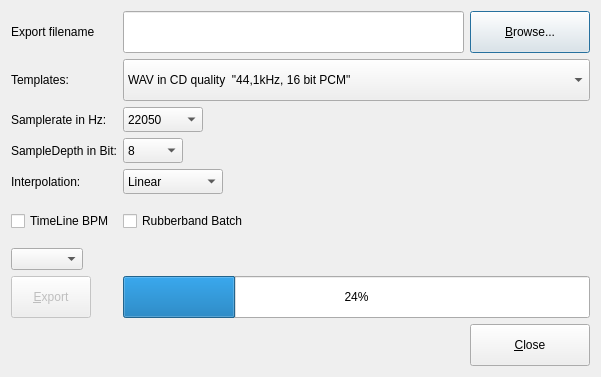
Qt form src/gui/src/UI/ExportSongDialog_UI.ui (hydrogen-music/hydrogen) before a commit.
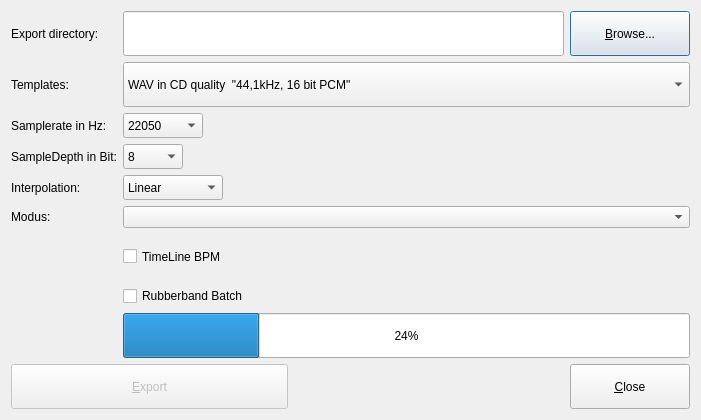
The same form after that commit.

Commit message: Export dialog: Small changes to the user interface

```diff
--- a/src/gui/src/UI/ExportSongDialog_UI.ui
+++ b/src/gui/src/UI/ExportSongDialog_UI.ui
@@ -9,8 +9,8 @@
    <rect>
     <x>0</x>
     <y>0</y>
-    <width>601</width>
-    <height>377</height>
+    <width>701</width>
+    <height>420</height>
    </rect>
   </property>
   <property name="sizePolicy">
@@ -57,7 +57,7 @@
           </sizepolicy>
          </property>
          <property name="text">
-          <string>Export filename</string>
+          <string>Export directory:</string>
          </property>
         </widget>
        </item>
@@ -103,7 +103,7 @@
          </item>
         </layout>
        </item>
-       <item row="3" column="0">
+       <item row="2" column="0">
         <widget class="QLabel" name="templateLabel">
          <property name="sizePolicy">
           <sizepolicy hsizetype="Expanding" vsizetype="Expanding">
@@ -116,7 +116,7 @@
          </property>
         </widget>
        </item>
-       <item row="3" column="1">
+       <item row="2" column="1">
         <widget class="QComboBox" name="templateCombo">
          <property name="sizePolicy">
           <sizepolicy hsizetype="Expanding" vsizetype="Expanding">
@@ -176,7 +176,7 @@
          </item>
         </widget>
        </item>
-       <item row="4" column="0">
+       <item row="3" column="0">
         <widget class="QLabel" name="sampleRateLable">
          <property name="sizePolicy">
           <sizepolicy hsizetype="Expanding" vsizetype="Expanding">
@@ -189,7 +189,7 @@
          </property>
         </widget>
        </item>
-       <item row="4" column="1">
+       <item row="3" column="1">
         <widget class="QComboBox" name="sampleRateCombo">
          <property name="sizePolicy">
           <sizepolicy hsizetype="Expanding" vsizetype="Expanding">
@@ -235,7 +235,7 @@
          </item>
         </widget>
        </item>
-       <item row="5" column="0">
+       <item row="4" column="0">
         <widget class="QLabel" name="sampleDepthLable">
          <property name="sizePolicy">
           <sizepolicy hsizetype="Expanding" vsizetype="Expanding">
@@ -248,7 +248,7 @@
          </property>
         </widget>
        </item>
-       <item row="5" column="1">
+       <item row="4" column="1">
         <widget class="QComboBox" name="sampleDepthCombo">
          <property name="sizePolicy">
           <sizepolicy hsizetype="Expanding" vsizetype="Expanding">
@@ -284,7 +284,7 @@
          </item>
         </widget>
        </item>
-       <item row="7" column="0">
+       <item row="6" column="0">
         <widget class="QLabel" name="resapelingLbl">
          <property name="sizePolicy">
           <sizepolicy hsizetype="Expanding" vsizetype="Expanding">
@@ -309,7 +309,7 @@
          </property>
         </widget>
        </item>
-       <item row="7" column="1">
+       <item row="6" column="1">
         <widget class="QComboBox" name="resampleComboBox">
          <property name="sizePolicy">
           <sizepolicy hsizetype="Expanding" vsizetype="Expanding">
@@ -353,7 +353,24 @@
          </item>
         </widget>
        </item>
-       <item row="12" column="0">
+       <item row="8" column="0">
+        <widget class="QLabel" name="label_2">
+         <property name="text">
+          <string>Modus:</string>
+         </property>
+        </widget>
+       </item>
+       <item row="8" column="1">
+        <widget class="QComboBox" name="exportTypeCombo">
+         <property name="sizePolicy">
+          <sizepolicy hsizetype="Expanding" vsizetype="Fixed">
+           <horstretch>0</horstretch>
+           <verstretch>0</verstretch>
+          </sizepolicy>
+         </property>
+        </widget>
+       </item>
+       <item row="11" column="1">
         <widget class="QCheckBox" name="toggleTimeLineBPMCheckBox">
          <property name="sizePolicy">
           <sizepolicy hsizetype="Expanding" vsizetype="Expanding">
@@ -371,12 +388,21 @@
        </item>
        <item row="12" column="1">
         <widget class="QCheckBox" name="toggleRubberbandCheckBox">
+         <property name="enabled">
+          <bool>true</bool>
+         </property>
          <property name="sizePolicy">
           <sizepolicy hsizetype="Expanding" vsizetype="Expanding">
            <horstretch>0</horstretch>
            <verstretch>0</verstretch>
           </sizepolicy>
          </property>
+         <property name="maximumSize">
+          <size>
+           <width>16777215</width>
+           <height>22</height>
+          </size>
+         </property>
          <property name="toolTip">
           <string>Enable use of rubberband's batch processor</string>
          </property>
@@ -385,42 +411,7 @@
          </property>
         </widget>
        </item>
-       <item row="13" column="0">
-        <widget class="QComboBox" name="exportTypeCombo">
-         <property name="sizePolicy">
-          <sizepolicy hsizetype="Expanding" vsizetype="Fixed">
-           <horstretch>0</horstretch>
-           <verstretch>0</verstretch>
-          </sizepolicy>
-         </property>
-        </widget>
-       </item>
-       <item row="15" column="0">
-        <widget class="QPushButton" name="okBtn">
-         <property name="enabled">
-          <bool>false</bool>
-         </property>
-         <property name="sizePolicy">
-          <sizepolicy hsizetype="Expanding" vsizetype="Expanding">
-           <horstretch>0</horstretch>
-           <verstretch>0</verstretch>
-          </sizepolicy>
-         </property>
-         <property name="minimumSize">
-          <size>
-           <width>0</width>
-           <height>25</height>
-          </size>
-         </property>
-         <property name="text">
-          <string>&amp;Export</string>
-         </property>
-         <property name="shortcut">
-          <string>Alt+E</string>
-         </property>
-        </widget>
-       </item>
-       <item row="15" column="1">
+       <item row="16" column="1">
         <widget class="QProgressBar" name="m_pProgressBar">
          <property name="sizePolicy">
           <sizepolicy hsizetype="Expanding" vsizetype="Expanding">
@@ -433,8 +424,33 @@
          </property>
         </widget>
        </item>
-       <item row="16" column="1">
+       <item row="18" column="0" colspan="2">
         <layout class="QHBoxLayout" name="horizontalLayout_2">
+         <item>
+          <widget class="QPushButton" name="okBtn">
+           <property name="enabled">
+            <bool>false</bool>
+           </property>
+           <property name="sizePolicy">
+            <sizepolicy hsizetype="Expanding" vsizetype="Expanding">
+             <horstretch>0</horstretch>
+             <verstretch>0</verstretch>
+            </sizepolicy>
+           </property>
+           <property name="minimumSize">
+            <size>
+             <width>0</width>
+             <height>25</height>
+            </size>
+           </property>
+           <property name="text">
+            <string>&amp;Export</string>
+           </property>
+           <property name="shortcut">
+            <string>Alt+E</string>
+           </property>
+          </widget>
+         </item>
          <item>
           <spacer name="horizontalSpacer">
            <property name="orientation">
```
